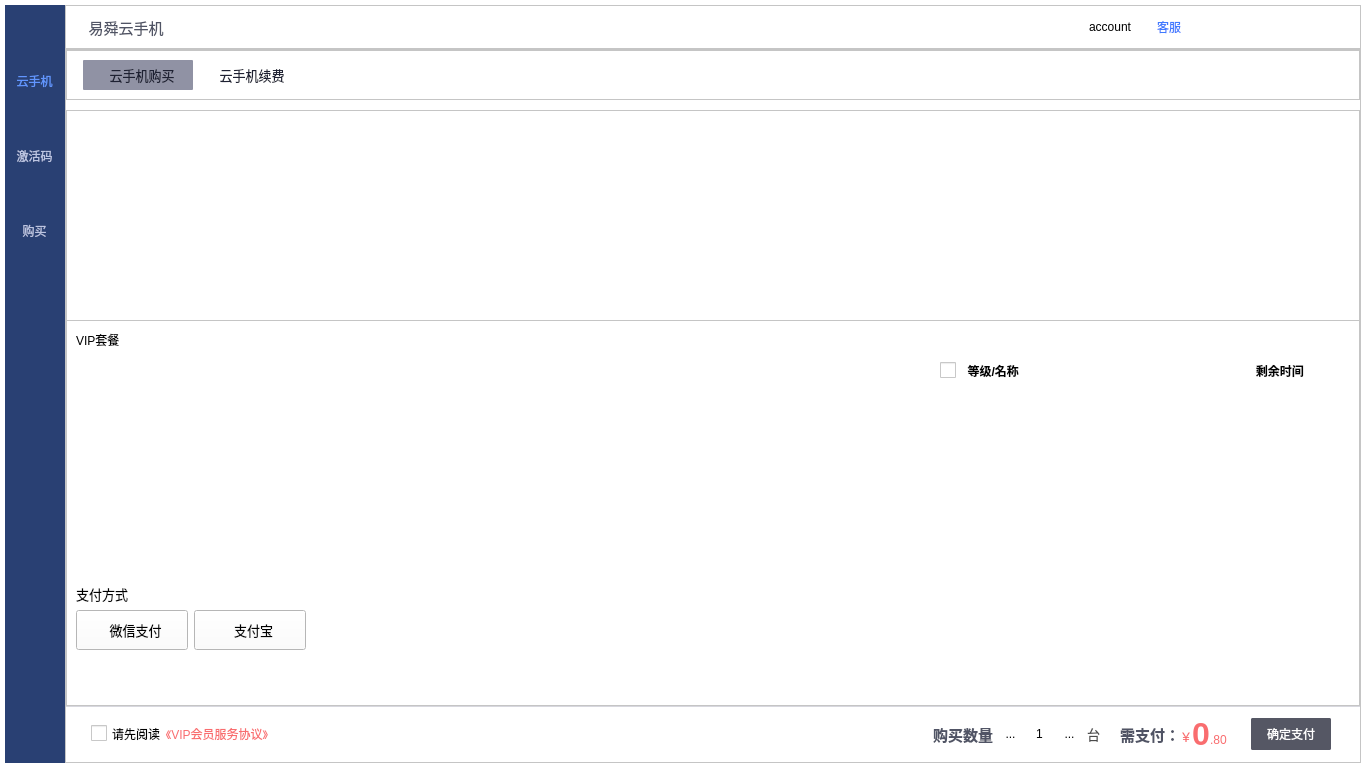
This is mainwindow.ui in ZhouMei20220810/TEST as Qt 5 draws it before an edit. The edited form follows.
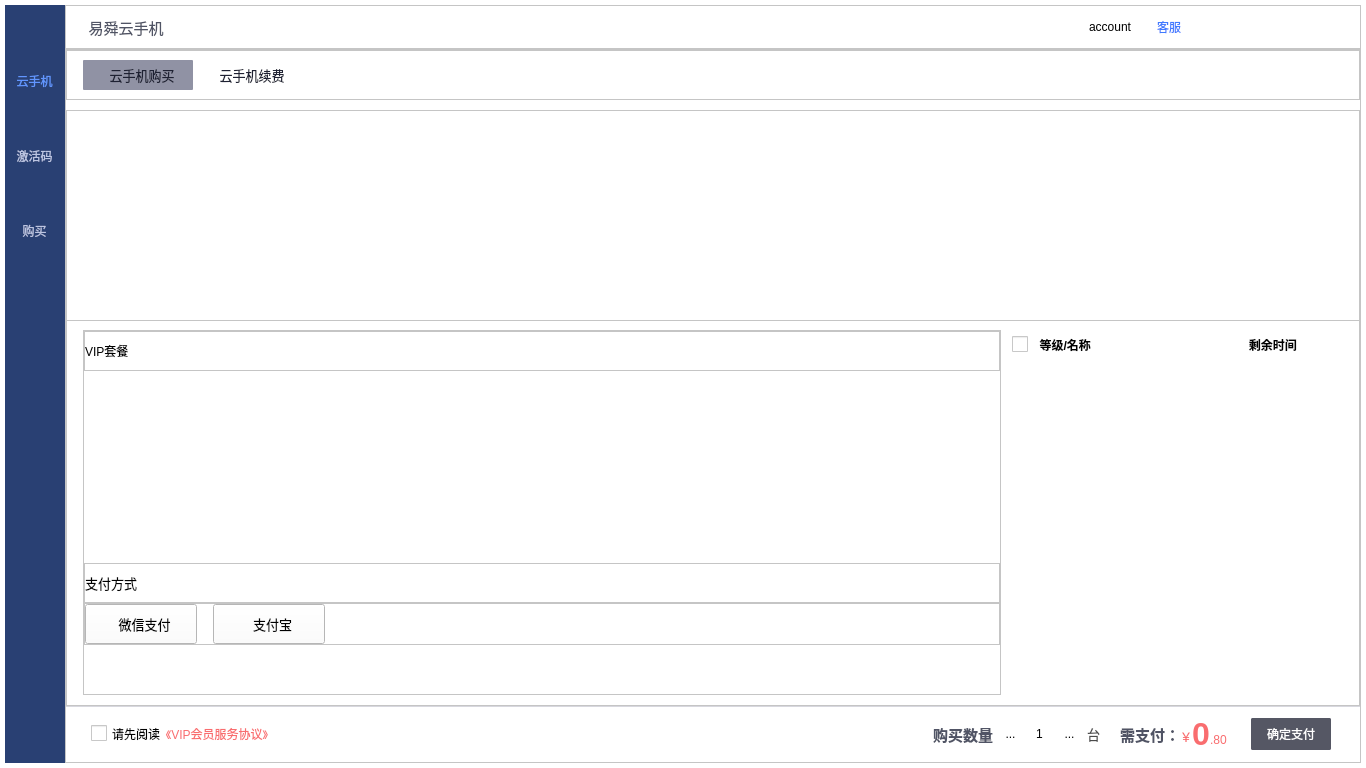
This is the edited form. The open tabs and pages were chosen to show the change. Icons and pictures are not drawn. Custom widgets are drawn as their Qt base class.

Commit message: 调整购买/续费布局

```diff
--- a/mainwindow.ui
+++ b/mainwindow.ui
@@ -3847,9 +3847,73 @@
                       <property name="mouseTracking">
                        <bool>true</bool>
                       </property>
+                      <layout class="QHBoxLayout" name="horizontalLayout_13">
+                       <property name="leftMargin">
+                        <number>16</number>
+                       </property>
+                       <property name="rightMargin">
+                        <number>16</number>
+                       </property>
+                       <item>
+                        <widget class="QFrame" name="frame_27">
+                         <property name="minimumSize">
+                          <size>
+                           <width>200</width>
+                           <height>0</height>
+                          </size>
+                         </property>
+                         <property name="frameShape">
+                          <enum>QFrame::StyledPanel</enum>
+                         </property>
+                         <property name="frameShadow">
+                          <enum>QFrame::Raised</enum>
+                         </property>
                       <layout class="QVBoxLayout" name="verticalLayout_7">
+                          <property name="spacing">
+                           <number>0</number>
+                          </property>
+                          <property name="leftMargin">
+                           <number>0</number>
+                          </property>
+                          <property name="topMargin">
+                           <number>0</number>
+                          </property>
+                          <property name="rightMargin">
+                           <number>0</number>
+                          </property>
+                          <property name="bottomMargin">
+                           <number>0</number>
+                          </property>
                        <item>
-                        <layout class="QHBoxLayout" name="horizontalLayout_12">
+                           <widget class="QFrame" name="frame_28">
+                            <property name="minimumSize">
+                             <size>
+                              <width>0</width>
+                              <height>40</height>
+                             </size>
+                            </property>
+                            <property name="frameShape">
+                             <enum>QFrame::StyledPanel</enum>
+                            </property>
+                            <property name="frameShadow">
+                             <enum>QFrame::Raised</enum>
+                            </property>
+                            <layout class="QHBoxLayout" name="horizontalLayout_36">
+                             <property name="spacing">
+                              <number>0</number>
+                             </property>
+                             <property name="leftMargin">
+                              <number>0</number>
+                             </property>
+                             <property name="topMargin">
+                              <number>0</number>
+                             </property>
+                             <property name="rightMargin">
+                              <number>0</number>
+                             </property>
+                             <property name="bottomMargin">
+                              <number>0</number>
+                             </property>
                          <item>
                           <widget class="QLabel" name="label_2">
                            <property name="mouseTracking">
@@ -3877,12 +3941,8 @@
                           </spacer>
                          </item>
                         </layout>
-                       </item>
-                       <item>
-                        <layout class="QHBoxLayout" name="horizontalLayout_16" stretch="2,1">
-                         <property name="spacing">
-                          <number>30</number>
-                         </property>
+                           </widget>
+                          </item>
                          <item>
                           <widget class="QMouseListWidget" name="listWidgetVIP">
                            <property name="mouseTracking">
@@ -3894,13 +3954,249 @@
                           </widget>
                          </item>
                          <item>
+                           <widget class="QFrame" name="frame_29">
+                            <property name="minimumSize">
+                             <size>
+                              <width>0</width>
+                              <height>40</height>
+                             </size>
+                            </property>
+                            <property name="frameShape">
+                             <enum>QFrame::StyledPanel</enum>
+                            </property>
+                            <property name="frameShadow">
+                             <enum>QFrame::Raised</enum>
+                            </property>
+                            <layout class="QHBoxLayout" name="horizontalLayout_12">
+                             <property name="spacing">
+                              <number>0</number>
+                             </property>
+                             <property name="leftMargin">
+                              <number>0</number>
+                             </property>
+                             <property name="topMargin">
+                              <number>0</number>
+                             </property>
+                             <property name="rightMargin">
+                              <number>0</number>
+                             </property>
+                             <property name="bottomMargin">
+                              <number>0</number>
+                             </property>
+                             <item>
+                              <widget class="QLabel" name="label_3">
+                               <property name="font">
+                                <font>
+                                 <pointsize>10</pointsize>
+                                </font>
+                               </property>
+                               <property name="mouseTracking">
+                                <bool>true</bool>
+                               </property>
+                               <property name="styleSheet">
+                                <string notr="true">border:none;</string>
+                               </property>
+                               <property name="text">
+                                <string>支付方式</string>
+                               </property>
+                              </widget>
+                             </item>
+                             <item>
+                              <spacer name="horizontalSpacer_10">
+                               <property name="orientation">
+                                <enum>Qt::Horizontal</enum>
+                               </property>
+                               <property name="sizeHint" stdset="0">
+                                <size>
+                                 <width>40</width>
+                                 <height>20</height>
+                                </size>
+                               </property>
+                              </spacer>
+                             </item>
+                            </layout>
+                           </widget>
+                          </item>
+                          <item>
+                           <widget class="QFrame" name="frame_30">
+                            <property name="frameShape">
+                             <enum>QFrame::StyledPanel</enum>
+                            </property>
+                            <property name="frameShadow">
+                             <enum>QFrame::Raised</enum>
+                            </property>
+                            <layout class="QHBoxLayout" name="horizontalLayout_11">
+                             <property name="spacing">
+                              <number>16</number>
+                             </property>
+                             <property name="leftMargin">
+                              <number>0</number>
+                             </property>
+                             <property name="topMargin">
+                              <number>0</number>
+                             </property>
+                             <property name="rightMargin">
+                              <number>0</number>
+                             </property>
+                             <property name="bottomMargin">
+                              <number>0</number>
+                             </property>
+                             <item>
+                              <widget class="QToolButton" name="toolBtnPayWechat">
+                               <property name="minimumSize">
+                                <size>
+                                 <width>112</width>
+                                 <height>40</height>
+                                </size>
+                               </property>
+                               <property name="maximumSize">
+                                <size>
+                                 <width>112</width>
+                                 <height>40</height>
+                                </size>
+                               </property>
+                               <property name="font">
+                                <font>
+                                 <pointsize>10</pointsize>
+                                </font>
+                               </property>
+                               <property name="cursor">
+                                <cursorShape>PointingHandCursor</cursorShape>
+                               </property>
+                               <property name="styleSheet">
+                                <string notr="true">QToolButton{
+border-image:url(:/main/resource/main/border_normal.png);
+padding-left:10px;
+}
+QToolButton:hover{
+border-image:url(:/main/resource/main/border_select.png);
+}
+QToolButton:clicked{
+border-image:url(:/main/resource/main/border_select.png);
+}
+QToolButton:selected{
+border-image:url(:/main/resource/main/border_select.png);
+}</string>
+                               </property>
+                               <property name="text">
+                                <string>  微信支付</string>
+                               </property>
+                               <property name="icon">
+                                <iconset resource="res.qrc">
+                                 <normaloff>:/func/resource/function/wechat.png</normaloff>:/func/resource/function/wechat.png</iconset>
+                               </property>
+                               <property name="iconSize">
+                                <size>
+                                 <width>24</width>
+                                 <height>24</height>
+                                </size>
+                               </property>
+                               <property name="toolButtonStyle">
+                                <enum>Qt::ToolButtonTextBesideIcon</enum>
+                               </property>
+                              </widget>
+                             </item>
+                             <item>
+                              <widget class="QToolButton" name="toolBtnPayZhifubao">
+                               <property name="minimumSize">
+                                <size>
+                                 <width>112</width>
+                                 <height>40</height>
+                                </size>
+                               </property>
+                               <property name="maximumSize">
+                                <size>
+                                 <width>112</width>
+                                 <height>40</height>
+                                </size>
+                               </property>
+                               <property name="font">
+                                <font>
+                                 <pointsize>10</pointsize>
+                                </font>
+                               </property>
+                               <property name="cursor">
+                                <cursorShape>PointingHandCursor</cursorShape>
+                               </property>
+                               <property name="styleSheet">
+                                <string notr="true">QToolButton{
+border-image:url(:/main/resource/main/border_select.png);
+padding-left:10px;
+}
+QToolButton:hover{
+border-image:url(:/main/resource/main/border_select.png);
+}
+QToolButton:clicked{
+border-image:url(:/main/resource/main/border_select.png);
+}
+QToolButton:selected{
+border-image:url(:/main/resource/main/border_select.png);
+}</string>
+                               </property>
+                               <property name="text">
+                                <string>  支付宝</string>
+                               </property>
+                               <property name="icon">
+                                <iconset resource="res.qrc">
+                                 <normaloff>:/func/resource/function/zhifubao.png</normaloff>:/func/resource/function/zhifubao.png</iconset>
+                               </property>
+                               <property name="iconSize">
+                                <size>
+                                 <width>24</width>
+                                 <height>24</height>
+                                </size>
+                               </property>
+                               <property name="toolButtonStyle">
+                                <enum>Qt::ToolButtonTextBesideIcon</enum>
+                               </property>
+                              </widget>
+                             </item>
+                             <item>
+                              <spacer name="horizontalSpacer_12">
+                               <property name="orientation">
+                                <enum>Qt::Horizontal</enum>
+                               </property>
+                               <property name="sizeHint" stdset="0">
+                                <size>
+                                 <width>40</width>
+                                 <height>20</height>
+                                </size>
+                               </property>
+                              </spacer>
+                             </item>
+                            </layout>
+                           </widget>
+                          </item>
+                          <item>
+                           <spacer name="verticalSpacer_3">
+                            <property name="orientation">
+                             <enum>Qt::Vertical</enum>
+                            </property>
+                            <property name="sizeHint" stdset="0">
+                             <size>
+                              <width>20</width>
+                              <height>40</height>
+                             </size>
+                            </property>
+                           </spacer>
+                          </item>
+                         </layout>
+                        </widget>
+                       </item>
+                       <item>
                           <widget class="QMouseFrame" name="frame_Renew">
                            <property name="minimumSize">
                             <size>
-                             <width>300</width>
+                           <width>336</width>
                              <height>0</height>
                             </size>
                            </property>
+                         <property name="maximumSize">
+                          <size>
+                           <width>336</width>
+                           <height>16777215</height>
+                          </size>
+                         </property>
                            <property name="mouseTracking">
                             <bool>true</bool>
                            </property>
@@ -4080,183 +4376,6 @@
                             </item>
                            </layout>
                           </widget>
-                         </item>
-                        </layout>
-                       </item>
-                       <item>
-                        <layout class="QHBoxLayout" name="horizontalLayout_11">
-                         <item>
-                          <widget class="QLabel" name="label_3">
-                           <property name="font">
-                            <font>
-                             <pointsize>10</pointsize>
-                            </font>
-                           </property>
-                           <property name="mouseTracking">
-                            <bool>true</bool>
-                           </property>
-                           <property name="styleSheet">
-                            <string notr="true">border:none;</string>
-                           </property>
-                           <property name="text">
-                            <string>支付方式</string>
-                           </property>
-                          </widget>
-                         </item>
-                         <item>
-                          <spacer name="horizontalSpacer_10">
-                           <property name="orientation">
-                            <enum>Qt::Horizontal</enum>
-                           </property>
-                           <property name="sizeHint" stdset="0">
-                            <size>
-                             <width>40</width>
-                             <height>20</height>
-                            </size>
-                           </property>
-                          </spacer>
-                         </item>
-                        </layout>
-                       </item>
-                       <item>
-                        <layout class="QHBoxLayout" name="horizontalLayout_13">
-                         <item>
-                          <widget class="QToolButton" name="toolBtnPayWechat">
-                           <property name="minimumSize">
-                            <size>
-                             <width>112</width>
-                             <height>40</height>
-                            </size>
-                           </property>
-                           <property name="maximumSize">
-                            <size>
-                             <width>112</width>
-                             <height>40</height>
-                            </size>
-                           </property>
-                           <property name="font">
-                            <font>
-                             <pointsize>10</pointsize>
-                            </font>
-                           </property>
-                           <property name="cursor">
-                            <cursorShape>PointingHandCursor</cursorShape>
-                           </property>
-                           <property name="styleSheet">
-                            <string notr="true">QToolButton{
-border-image:url(:/main/resource/main/border_normal.png);
-padding-left:10px;
-}
-QToolButton:hover{
-border-image:url(:/main/resource/main/border_select.png);
-}
-QToolButton:clicked{
-border-image:url(:/main/resource/main/border_select.png);
-}
-QToolButton:selected{
-border-image:url(:/main/resource/main/border_select.png);
-}</string>
-                           </property>
-                           <property name="text">
-                            <string>  微信支付</string>
-                           </property>
-                           <property name="icon">
-                            <iconset resource="res.qrc">
-                             <normaloff>:/func/resource/function/wechat.png</normaloff>:/func/resource/function/wechat.png</iconset>
-                           </property>
-                           <property name="iconSize">
-                            <size>
-                             <width>24</width>
-                             <height>24</height>
-                            </size>
-                           </property>
-                           <property name="toolButtonStyle">
-                            <enum>Qt::ToolButtonTextBesideIcon</enum>
-                           </property>
-                          </widget>
-                         </item>
-                         <item>
-                          <widget class="QToolButton" name="toolBtnPayZhifubao">
-                           <property name="minimumSize">
-                            <size>
-                             <width>112</width>
-                             <height>40</height>
-                            </size>
-                           </property>
-                           <property name="maximumSize">
-                            <size>
-                             <width>112</width>
-                             <height>40</height>
-                            </size>
-                           </property>
-                           <property name="font">
-                            <font>
-                             <pointsize>10</pointsize>
-                            </font>
-                           </property>
-                           <property name="cursor">
-                            <cursorShape>PointingHandCursor</cursorShape>
-                           </property>
-                           <property name="styleSheet">
-                            <string notr="true">QToolButton{
-border-image:url(:/main/resource/main/border_select.png);
-padding-left:10px;
-}
-QToolButton:hover{
-border-image:url(:/main/resource/main/border_select.png);
-}
-QToolButton:clicked{
-border-image:url(:/main/resource/main/border_select.png);
-}
-QToolButton:selected{
-border-image:url(:/main/resource/main/border_select.png);
-}</string>
-                           </property>
-                           <property name="text">
-                            <string>  支付宝</string>
-                           </property>
-                           <property name="icon">
-                            <iconset resource="res.qrc">
-                             <normaloff>:/func/resource/function/zhifubao.png</normaloff>:/func/resource/function/zhifubao.png</iconset>
-                           </property>
-                           <property name="iconSize">
-                            <size>
-                             <width>24</width>
-                             <height>24</height>
-                            </size>
-                           </property>
-                           <property name="toolButtonStyle">
-                            <enum>Qt::ToolButtonTextBesideIcon</enum>
-                           </property>
-                          </widget>
-                         </item>
-                         <item>
-                          <spacer name="horizontalSpacer_12">
-                           <property name="orientation">
-                            <enum>Qt::Horizontal</enum>
-                           </property>
-                           <property name="sizeHint" stdset="0">
-                            <size>
-                             <width>40</width>
-                             <height>20</height>
-                            </size>
-                           </property>
-                          </spacer>
-                         </item>
-                        </layout>
-                       </item>
-                       <item>
-                        <spacer name="verticalSpacer_3">
-                         <property name="orientation">
-                          <enum>Qt::Vertical</enum>
-                         </property>
-                         <property name="sizeHint" stdset="0">
-                          <size>
-                           <width>20</width>
-                           <height>40</height>
-                          </size>
-                         </property>
-                        </spacer>
                        </item>
                       </layout>
                      </widget>
```
Left out of the diff: 20 changed lines with no effect on the pictures. Lines whose indentation alone changed are shown as unchanged.
